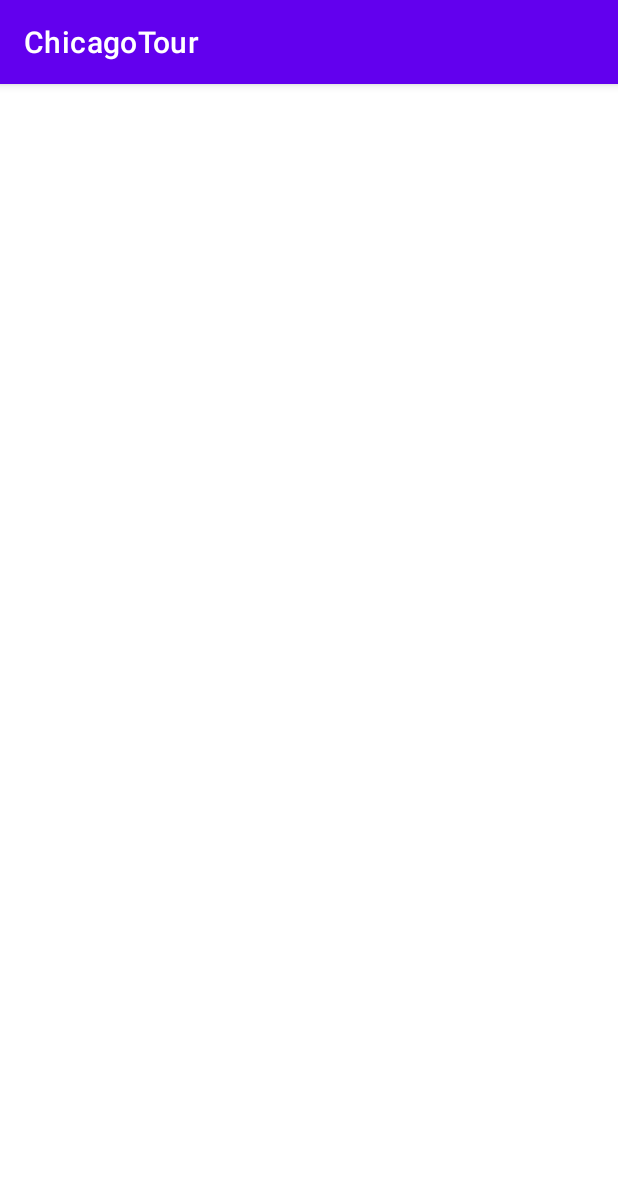
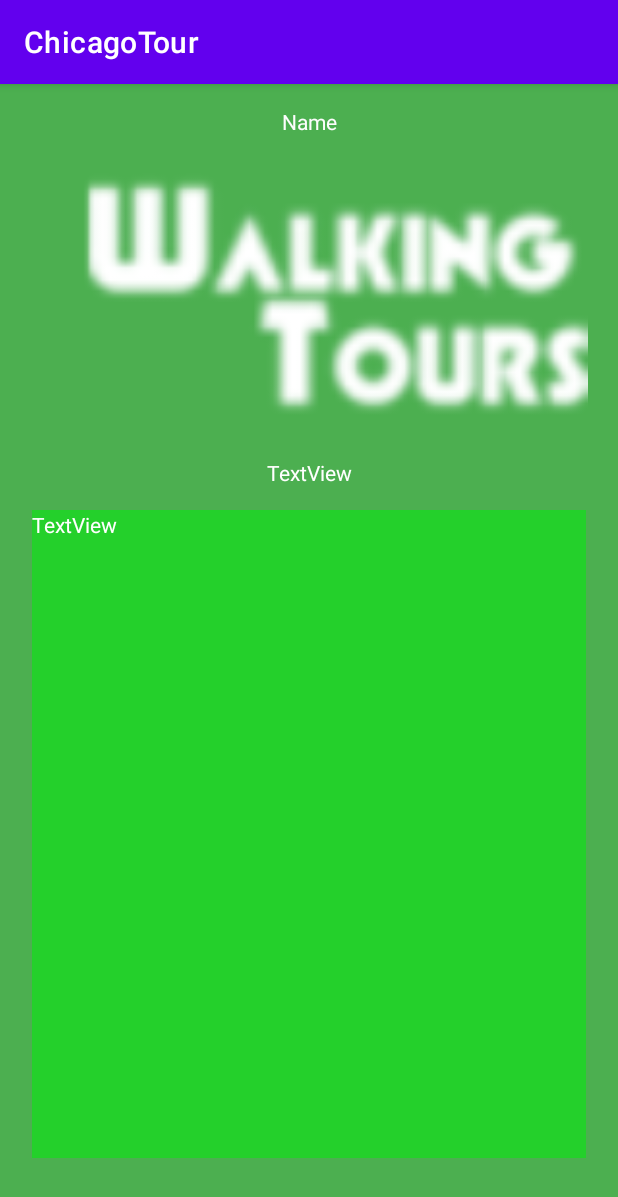
Before and after one commit to salehkai999/ChicagoTour, an Android app: the DetailsActivity screen opened directly, with no data from a screen before it, on a phone screen of 412 x 824 dp. Shown: the top 1197 px of the screen. Run offline under Robolectric (Android 15) with nearby library versions, the phone set to English and light mode, and no system bars; our stand-ins replace Picasso; pictures from the network do not load.

Commit message:
App fully working, minor additions remaining.

```diff
--- a/app/build.gradle
+++ b/app/build.gradle
@@ -38,6 +38,7 @@ dependencies {
     implementation 'com.google.android.gms:play-services-maps:17.0.0'
     implementation 'com.google.android.gms:play-services-location:17.1.0'
     implementation 'androidx.constraintlayout:constraintlayout:2.0.4'
+    implementation 'com.squareup.picasso:picasso:2.71828'
     testImplementation 'junit:junit:4.+'
     androidTestImplementation 'androidx.test.ext:junit:1.1.2'
     androidTestImplementation 'androidx.test.espresso:espresso-core:3.3.0'
--- a/app/src/main/java/com/example/chicagotour/DetailsActivity.java
+++ b/app/src/main/java/com/example/chicagotour/DetailsActivity.java
@@ -3,12 +3,51 @@ package com.example.chicagotour;
 import androidx.appcompat.app.AppCompatActivity;
 
 import android.os.Bundle;
+import android.util.Log;
+import android.widget.ImageView;
+import android.widget.TextView;
+
+import com.example.chicagotour.fences.FenceData;
+import com.squareup.picasso.Callback;
+import com.squareup.picasso.Picasso;
 
 public class DetailsActivity extends AppCompatActivity {
+
+    TextView name;
+    TextView location;
+    TextView description;
+    ImageView buildingImg;
 
     @Override
     protected void onCreate(Bundle savedInstanceState) {
         super.onCreate(savedInstanceState);
         setContentView(R.layout.activity_details);
+
+        name = findViewById(R.id.buildingName);
+        location = findViewById(R.id.locTxt);
+        description = findViewById(R.id.detailsTxt);
+        buildingImg = findViewById(R.id.buildingImg);
+
+        if(getIntent().hasExtra("DATA")){
+
+            FenceData fData = (FenceData)getIntent().getSerializableExtra("DATA");
+            name.setText(fData.getId());
+            location.setText(fData.getAddress());
+            description.setText(fData.getDescription());
+
+            Picasso.get().load(fData.getImage()).into(buildingImg, new Callback() {
+                @Override
+                public void onSuccess() {
+
+                }
+
+                @Override
+                public void onError(Exception e) {
+
+                }
+            });
+
+        }
+
     }
 }
--- a/app/src/main/res/layout/activity_details.xml
+++ b/app/src/main/res/layout/activity_details.xml
@@ -4,6 +4,51 @@
     xmlns:tools="http://schemas.android.com/tools"
     android:layout_width="match_parent"
     android:layout_height="match_parent"
+    android:background="#4CAF50"
+    android:backgroundTint="#4CAF50"
     tools:context=".DetailsActivity">
 
+    <TextView
+        android:id="@+id/buildingName"
+        android:layout_width="wrap_content"
+        android:layout_height="wrap_content"
+        android:layout_marginTop="15dp"
+        android:text="Name"
+        android:textColor="#FDFDFD"
+        app:layout_constraintEnd_toEndOf="parent"
+        app:layout_constraintStart_toStartOf="parent"
+        app:layout_constraintTop_toTopOf="parent" />
+
+    <ImageView
+        android:id="@+id/buildingImg"
+        android:layout_width="371dp"
+        android:layout_height="184dp"
+        android:layout_marginTop="15dp"
+        app:layout_constraintEnd_toEndOf="parent"
+        app:layout_constraintStart_toStartOf="parent"
+        app:layout_constraintTop_toBottomOf="@+id/buildingName"
+        app:srcCompat="@drawable/home_image" />
+
+    <TextView
+        android:id="@+id/locTxt"
+        android:layout_width="wrap_content"
+        android:layout_height="wrap_content"
+        android:layout_marginTop="15dp"
+        android:text="TextView"
+        android:textColor="#FFFFFF"
+        app:layout_constraintEnd_toEndOf="parent"
+        app:layout_constraintStart_toStartOf="parent"
+        app:layout_constraintTop_toBottomOf="@+id/buildingImg" />
+
+    <TextView
+        android:id="@+id/detailsTxt"
+        android:layout_width="369dp"
+        android:layout_height="432dp"
+        android:layout_marginTop="15dp"
+        android:background="#D81DD625"
+        android:text="TextView"
+        android:textColor="#FFFFFF"
+        app:layout_constraintEnd_toEndOf="parent"
+        app:layout_constraintStart_toStartOf="parent"
+        app:layout_constraintTop_toBottomOf="@+id/locTxt" />
 </androidx.constraintlayout.widget.ConstraintLayout>
--- a/app/src/main/res/layout/activity_maps.xml
+++ b/app/src/main/res/layout/activity_maps.xml
@@ -21,9 +21,9 @@
         android:id="@+id/checkBox"
         android:layout_width="wrap_content"
         android:layout_height="44dp"
+        android:layout_marginStart="15dp"
         android:layout_marginTop="5dp"
         android:text="CheckBox"
-        map:layout_constraintEnd_toStartOf="@+id/addressTxt"
         map:layout_constraintStart_toStartOf="parent"
         map:layout_constraintTop_toBottomOf="@+id/addressTxt" />
 
@@ -32,9 +32,9 @@
         android:layout_width="wrap_content"
         android:layout_height="48dp"
         android:layout_marginTop="5dp"
+        android:layout_marginEnd="15dp"
         android:text="CheckBox"
         map:layout_constraintEnd_toEndOf="parent"
-        map:layout_constraintStart_toEndOf="@+id/addressTxt"
         map:layout_constraintTop_toBottomOf="@+id/addressTxt" />
 
     <TextView
@@ -66,4 +66,5 @@
         map:layout_constraintEnd_toEndOf="@+id/checkBox2"
         map:layout_constraintStart_toStartOf="@+id/checkBox2"
         map:layout_constraintTop_toBottomOf="@+id/checkBox2" />
+
 </androidx.constraintlayout.widget.ConstraintLayout>
```
Also changed, not shown: app/src/main/java/com/example/chicagotour/MapsActivity.java (+75 -2 lines).
